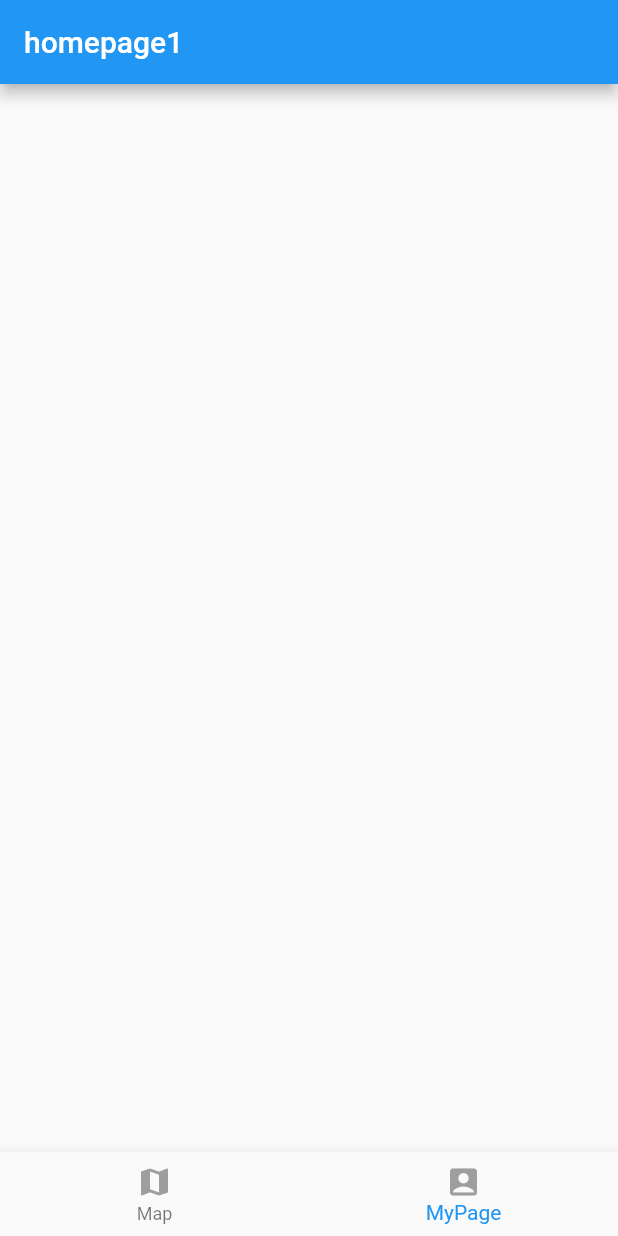
After one commit to Mimimi-d/TabiMap, a Flutter app: the screen it shows after launch, item 2 of the bottom bar chosen, on a phone screen of 412 x 824 dp. The commit adds this screen. Run offline on Flutter 3.47's test engine with Material 2 defaults, Android fonts, the phone set to English and light mode, and no system bars; our stand-ins replace flutter_riverpod, geolocator, go_router, google_maps_flutter.

Commit message:
remove: 間違えたコミット、マージを取り消し

```diff
--- a/lib/main.dart
+++ b/lib/main.dart
@@ -1,49 +1,27 @@
 import 'package:flutter/material.dart';
-import 'package:go_router/go_router.dart';
+import 'package:flutter_riverpod/flutter_riverpod.dart';
+import 'router.dart';
 
-import 'views/home_page.dart';
-
+final selectedIndex = StateProvider((ref) => 0);
 void main() {
-  runApp(MyApp());
+  runApp(ProviderScope(child: MyApp()));
 }
 
-class MyApp extends StatelessWidget {
+class MyApp extends ConsumerWidget {
   MyApp({Key? key}) : super(key: key);
 
-  //画面の情報を定義する
-  final _router = GoRouter(
-    initialLocation: '/',
-    routes: [
-      GoRoute(
-        name: 'Home', // context.goName('Home');
-        path: '/', // context.go('/')で移動
-        pageBuilder: (context, state) => MaterialPage(
-          key: state.pageKey,
-          child: const MyHomePage(),
-        ),
-      ),
-    ],
+  @override
+  Widget build(BuildContext context, WidgetRef ref) {
+    //定義したGoRouterを取得
+    final router = ref.watch(routerProvider);
 
-    //遷移ページがないなどのエラーが発生した時に、このページに行く
-    errorPageBuilder: (context, state) => MaterialPage(
-      key: state.pageKey,
-      child: Scaffold(
-        body: Center(
-          child: Text(state.error.toString()),
-        ),
-      ),
-    ),
-  );
-
-  @override
-  Widget build(BuildContext context) {
     return MaterialApp.router(
       theme: ThemeData(
         primarySwatch: Colors.blue,
       ),
-      routerDelegate: _router.routerDelegate,
-      routeInformationParser: _router.routeInformationParser,
-      routeInformationProvider: _router.routeInformationProvider,
+      routerDelegate: router.routerDelegate,
+      routeInformationParser: router.routeInformationParser,
+      routeInformationProvider: router.routeInformationProvider,
       title: 'TabiMap',
     );
   }
--- /dev/null
+++ b/lib/provider/bottom_nav_index_provider.dart
@@ -0,0 +1,4 @@
+import 'package:flutter_riverpod/flutter_riverpod.dart';
+
+// BottomNavigationBarのindexを管理
+final bottomNavIndexProvider = StateProvider((ref) => 0);
--- /dev/null
+++ b/lib/router.dart
@@ -0,0 +1,55 @@
+// GoRouterクラスはRiverpodで依存注入
+import 'package:flutter/material.dart';
+import 'package:flutter_riverpod/flutter_riverpod.dart';
+import 'package:go_router/go_router.dart';
+
+import 'views/bottom_nav.dart';
+import 'views/home_page.dart';
+import 'views/home_page1.dart';
+
+final routerProvider = Provider(
+  (ref) => GoRouter(
+    initialLocation: '/',
+    routes: [
+      GoRoute(
+        name: 'Home', // context.goName('Home');
+        path: '/', // context.go('/')で移動
+        pageBuilder: (context, state) => MaterialPage(
+          key: state.pageKey,
+          child: const HomePage(),
+        ),
+      ),
+      GoRoute(
+        name: 'Home1', // context.goName('Home');
+        path: '/home1', // context.go('/')で移動
+        pageBuilder: (context, state) => MaterialPage(
+          key: state.pageKey,
+          child: const HomePage1(),
+        ),
+      ),
+    ],
+    //navigationbar
+    navigatorBuilder: (context, state, child) {
+      return Navigator(
+        onPopPage: ((route, result) => false),
+        pages: [
+          MaterialPage(
+            child: BottomNav(
+              child: child,
+            ),
+          )
+        ],
+      );
+    },
+
+    //遷移ページがないなどのエラーが発生した時に、このページに行く
+    errorPageBuilder: (context, state) => MaterialPage(
+      key: state.pageKey,
+      child: Scaffold(
+        body: Center(
+          child: Text(state.error.toString()),
+        ),
+      ),
+    ),
+  ),
+);
--- /dev/null
+++ b/lib/views/bottom_nav.dart
@@ -0,0 +1,64 @@
+import 'package:flutter/material.dart';
+import 'package:flutter_riverpod/flutter_riverpod.dart';
+import 'package:go_router/go_router.dart';
+
+import '../provider/bottom_nav_index_provider.dart';
+
+class BottomNav extends ConsumerStatefulWidget {
+  const BottomNav({
+    super.key,
+    required this.child,
+  });
+
+  final Widget child;
+
+  @override
+  ConsumerState<ConsumerStatefulWidget> createState() => _BottomNavState();
+}
+
+class _BottomNavState extends ConsumerState<BottomNav> {
+  @override
+  Widget build(BuildContext context) {
+    return Scaffold(
+      body: Stack(
+        children: [
+          widget.child,
+          Align(
+            alignment: Alignment.bottomCenter,
+            child: BottomNavigationBar(
+              type: BottomNavigationBarType.fixed,
+              currentIndex: ref.watch(bottomNavIndexProvider),
+              onTap: (i) {
+                ref.read(bottomNavIndexProvider.notifier).update((state) => i);
+
+                // indexに応じてGoRouterのページに遷移
+                switch (i) {
+                  case 0:
+                    context.go('/');
+                    break;
+                  case 1:
+                    context.go('/home1');
+                    break;
+                }
+              },
+              items: const [
+                BottomNavigationBarItem(
+                    icon: Icon(
+                      Icons.map,
+                      color: Colors.grey,
+                    ),
+                    label: 'Map'),
+                BottomNavigationBarItem(
+                    icon: Icon(
+                      Icons.account_box,
+                      color: Colors.grey,
+                    ),
+                    label: 'MyPage'),
+              ],
+            ),
+          ),
+        ],
+      ),
+    );
+  }
+}
--- a/lib/views/home_page.dart
+++ b/lib/views/home_page.dart
@@ -4,8 +4,8 @@ import 'package:flutter/material.dart';
 import 'package:geolocator/geolocator.dart';
 import 'package:google_maps_flutter/google_maps_flutter.dart';
 
-class MyHomePage extends StatelessWidget {
-  const MyHomePage({Key? key}) : super(key: key);
+class HomePage extends StatelessWidget {
+  const HomePage({Key? key}) : super(key: key);
 
   @override
   Widget build(BuildContext context) {
--- /dev/null
+++ b/lib/views/home_page1.dart
@@ -0,0 +1,16 @@
+import 'package:flutter/material.dart';
+import 'package:flutter/src/foundation/key.dart';
+import 'package:flutter/src/widgets/framework.dart';
+
+class HomePage1 extends StatelessWidget {
+  const HomePage1({Key? key}) : super(key: key);
+
+  @override
+  Widget build(BuildContext context) {
+    return Scaffold(
+      appBar: AppBar(
+        title: Text('homepage1'),
+      ),
+    );
+  }
+}
--- a/pubspec.yaml
+++ b/pubspec.yaml
@@ -37,7 +37,7 @@ dependencies:
   go_router: ^4.2.8
   google_maps_flutter: ^2.1.12
   geolocator: ^9.0.1
-  riverpod: ^1.0.3
+  flutter_riverpod: ^1.0.4
 
 dev_dependencies:
   flutter_test:
```
Also changed, not shown: analysis_options.yaml (+1 -24 lines), .github/workflows/flutter_analyze.yaml (added), pubspec.lock, 1 other file.
